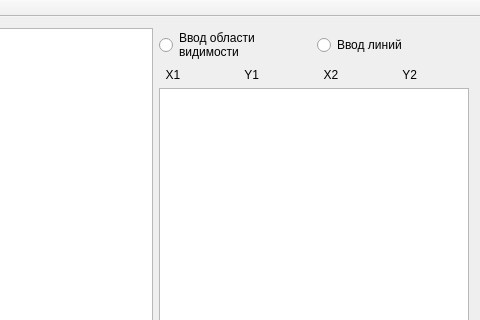
MikeGus/CG, file CG9/CG9/mainwindow.ui: the form before one commit; both pictures show x 479 to 959 and y 0 to 320 of the 959 by 461 pixel window.
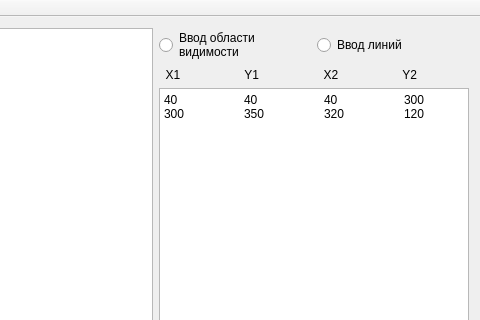
The form after the commit. Custom widgets are drawn as their Qt base class.

Diff of the .ui file:
```diff
--- a/CG9/CG9/mainwindow.ui
+++ b/CG9/CG9/mainwindow.ui
@@ -70,7 +70,11 @@
        </widget>
       </item>
       <item row="2" column="0" colspan="4">
-       <widget class="QPlainTextEdit" name="plainTextEdit"/>
+       <widget class="QPlainTextEdit" name="plainTextEdit">
+        <property name="plainText">
+         <string>40	40	40	300	300	350	320	120</string>
+        </property>
+       </widget>
       </item>
       <item row="3" column="0" colspan="4">
        <widget class="QPushButton" name="btnDraw">
```
